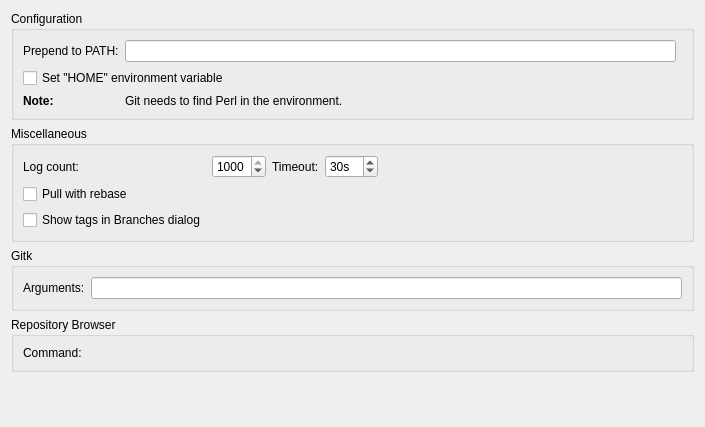
First picture: the form in src/plugins/git/settingspage.ui, repository qt-creator/qt-creator, before the edit.
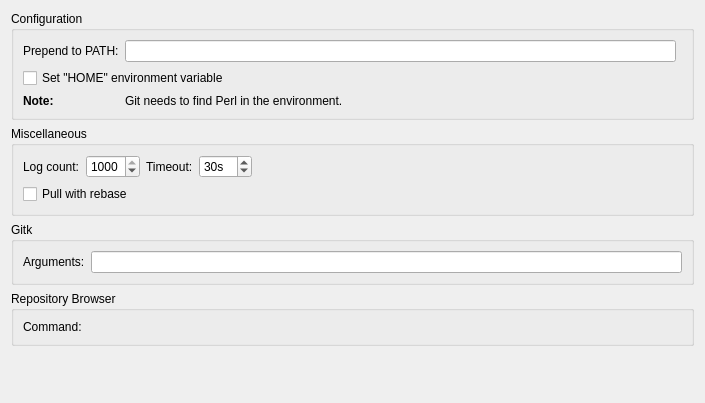
Second picture: the form after the edit. Custom widgets are drawn as their Qt base class.

Commit message: Git: Move "Include tags" to branches dialog

What changed in the file:
```diff
--- a/src/plugins/git/settingspage.ui
+++ b/src/plugins/git/settingspage.ui
@@ -7,7 +7,7 @@
     <x>0</x>
     <y>0</y>
     <width>705</width>
-    <height>427</height>
+    <height>403</height>
    </rect>
   </property>
   <layout class="QVBoxLayout" name="verticalLayout">
@@ -123,13 +123,6 @@
         </property>
        </widget>
       </item>
-      <item row="2" column="0">
-       <widget class="QCheckBox" name="showTagsCheckBox">
-        <property name="text">
-         <string>Show tags in Branches dialog</string>
-        </property>
-       </widget>
-      </item>
      </layout>
     </widget>
    </item>
```
Left out of the diff: 1 changed line with no effect on the pictures. The commit also changes 3 other files.
